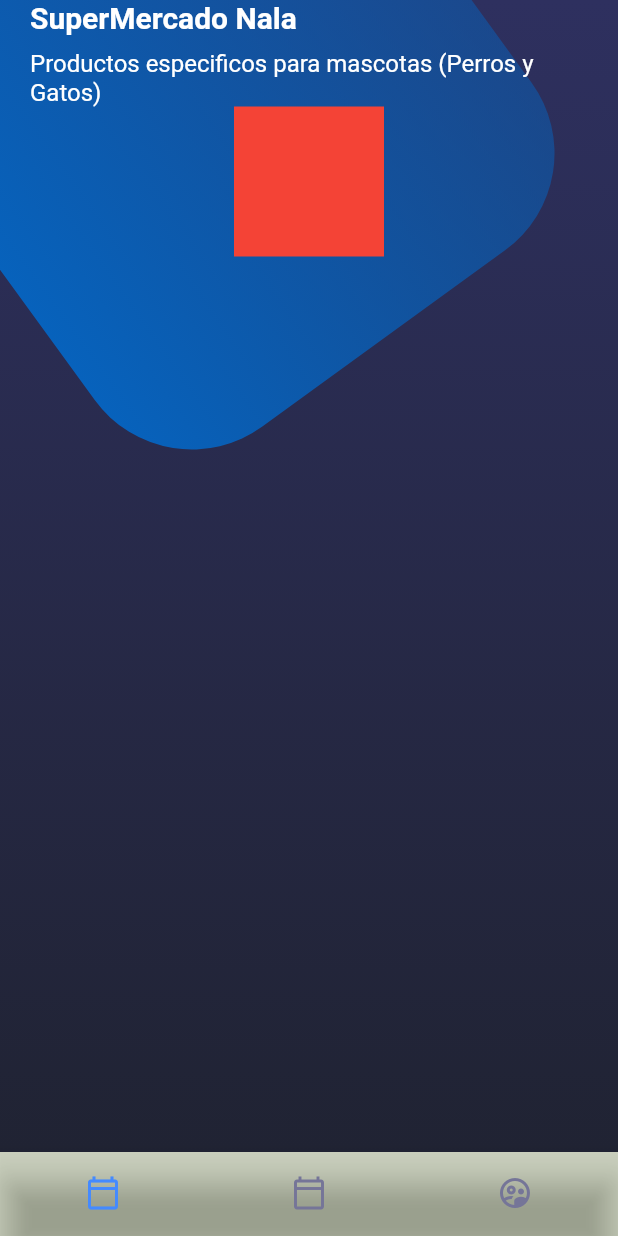
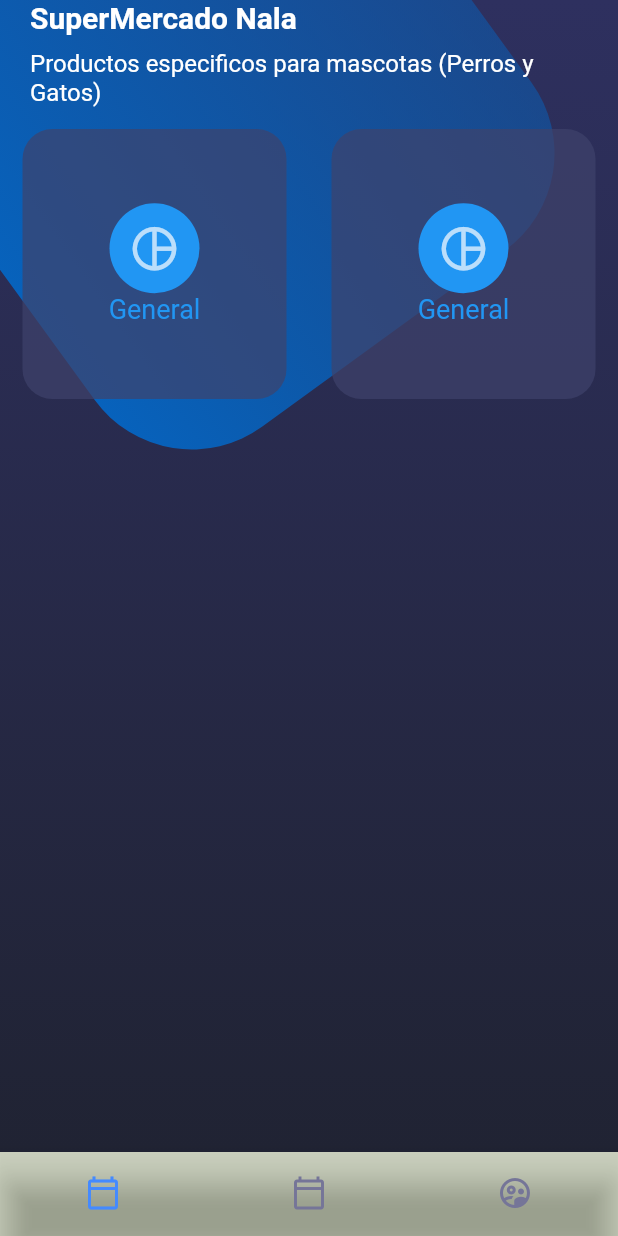
Before and after one commit to Viqui-Alaro/Flutter_disenos, a Flutter app: the screen it shows after launch, on a phone screen of 412 x 824 dp. Run offline on Flutter 3.47's test engine with Material 2 defaults, Android fonts, the phone set to English and light mode, and no system bars.

Commit message:
Implementacion de card segunda parte se dio forma a las tarjetas

```diff
--- a/lib/widgets/card_table.dart
+++ b/lib/widgets/card_table.dart
@@ -6,10 +6,42 @@ class CardTable extends StatelessWidget {
 
   @override
   Widget build(BuildContext context) {
-    return Container(
-      color: Colors.red,
-      width: 100,
-      height: 100,
+    return Table(
+      children: [
+        TableRow(
+          children: [
+            _SingleCard(),
+            _SingleCard()
+            ]
+        )
+      ],
     );
   }
 }
+
+
+class _SingleCard extends StatelessWidget {
+
+  @override
+  Widget build(BuildContext context) {
+    return Container(
+      margin: EdgeInsets.all(15),
+      height: 180,
+      decoration: BoxDecoration(
+        color: Color.fromRGBO(62, 66, 107, 0.7),
+        borderRadius: BorderRadius.circular(20)
+      ),
+      child: Column(
+        mainAxisAlignment: MainAxisAlignment.center,
+        children: [
+          CircleAvatar(
+            backgroundColor: Colors.blue,
+            child: Icon(Icons.pie_chart_outline_sharp,size: 35,),
+            radius: 30,
+          ),
+          Text('General',style: TextStyle(color: Colors.blue,fontSize: 18))
+        ],
+      ),
+    );
+  }
+}
```
